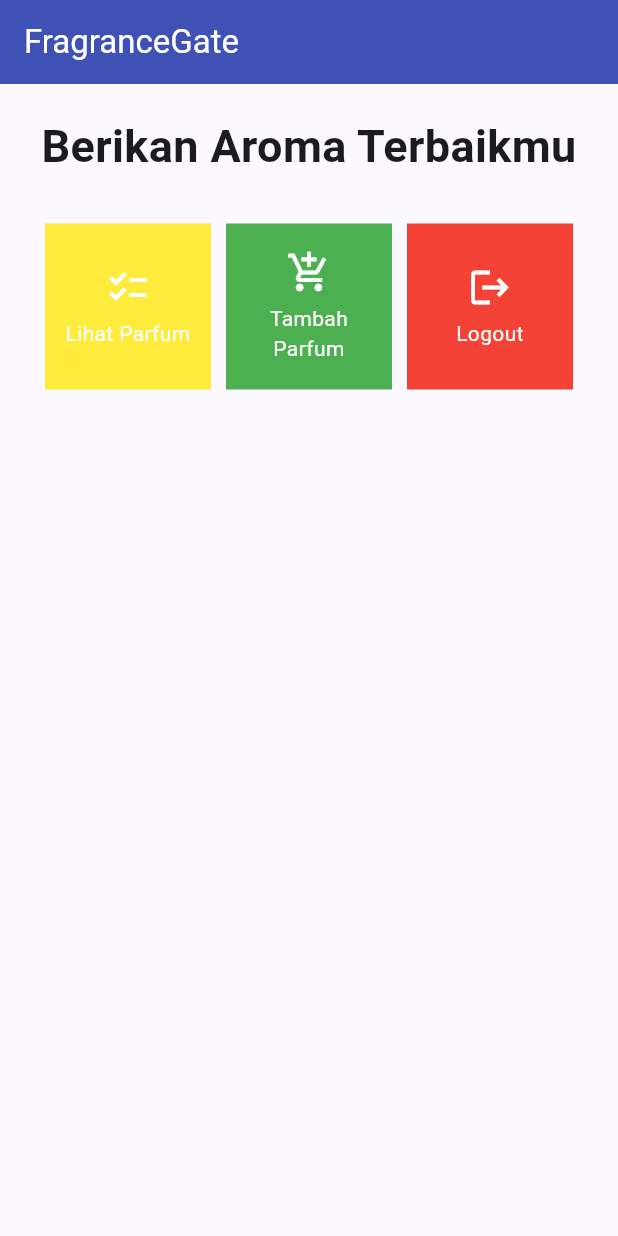
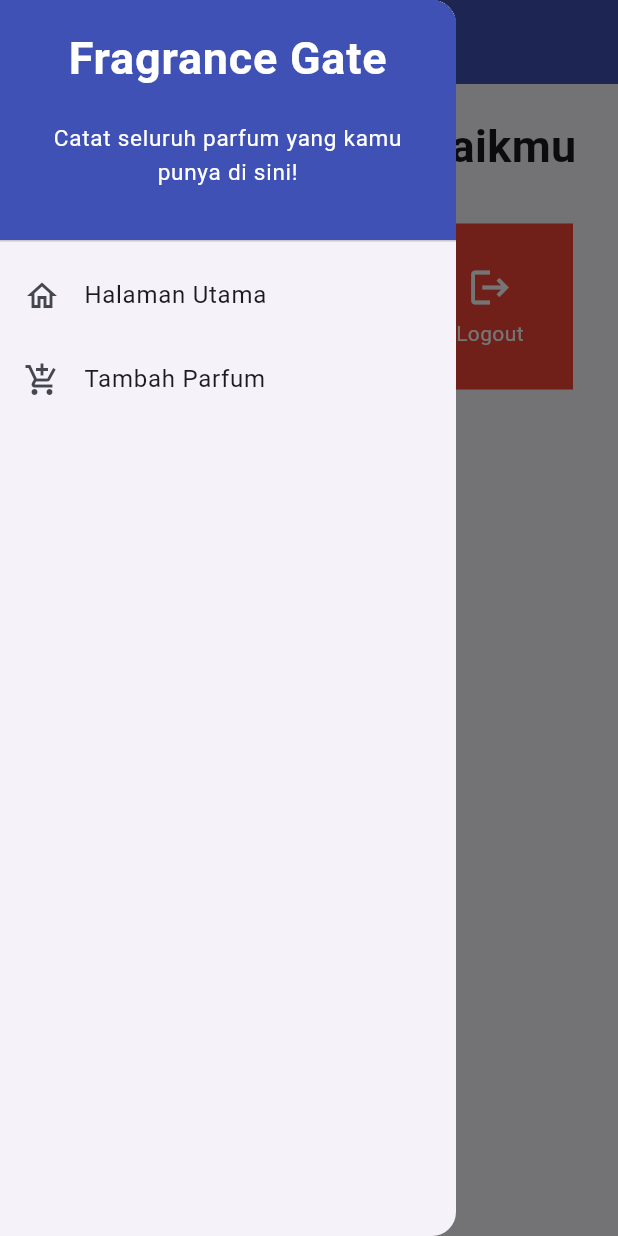
Before and after one commit to yhogaa/FragranceGate, a Flutter app: the screen it shows after launch, with the side drawer open (before the commit the screen has no drawer), on a phone screen of 412 x 824 dp. Run offline on Flutter 3.47's test engine with Material 2 defaults, Android fonts, the phone set to English and light mode, and no system bars.

Commit message:
TUGAS 8 DONE

```diff
--- a/lib/main.dart
+++ b/lib/main.dart
@@ -1,5 +1,5 @@
 import 'package:flutter/material.dart';
-import 'package:inventory_flutter/menu.dart';
+import 'package:inventory_flutter/screens/menu.dart';
 
 void main() {
   runApp(const MyApp());
@@ -12,7 +12,7 @@
   @override
   Widget build(BuildContext context) {
     return MaterialApp(
-      title: 'Flutter Demo',
+      title: 'Fragrance Gate',
       theme: ThemeData(
         // This is the theme of your application.
         //
--- a/lib/menu.dart
+++ b/lib/screens/menu.dart
@@ -1,4 +1,6 @@
 import 'package:flutter/material.dart';
+import 'package:inventory_flutter/widgets/fragrance_card.dart';
+import 'package:inventory_flutter/widgets/left_drawer.dart';
 
 class MyHomePage extends StatelessWidget  {
   MyHomePage({Key? key}) : super(key: key);
@@ -21,12 +23,13 @@
     Widget build(BuildContext context) {
         return Scaffold(
       appBar: AppBar(
-        backgroundColor: Colors.indigo,
         title: const Text(
           'FragranceGate',
-          style: TextStyle(color: Colors.white),
         ),
+        backgroundColor: Colors.indigo,
+        foregroundColor: Colors.white,
       ),
+      drawer: const LeftDrawer(),
       body: SingleChildScrollView(
         // Widget wrapper yang dapat discroll
         child: Padding(
@@ -68,56 +71,3 @@
     }
 
 }
-
-class FragranceItem {
-    final String name;
-    final IconData icon;
-    final Color color;
-
-    FragranceItem(this.name, this.icon, this.color);
-}
-
-class FragranceCard extends StatelessWidget {
-  final FragranceItem item;
-
-  const FragranceCard(this.item, {super.key}); // Constructor
-
-  @override
-  Widget build(BuildContext context) {
-    return Material(
-      color: item.color,
-      child: InkWell(
-        // Area responsive terhadap sentuhan
-        onTap: () {
-          // Memunculkan SnackBar ketika diklik
-          ScaffoldMessenger.of(context)
-            ..hideCurrentSnackBar()
-            ..showSnackBar(SnackBar(
-                content: Text("Kamu telah menekan tombol ${item.name}!")));
-        },
-        child: Container(
-          // Container untuk menyimpan Icon dan Text
-          padding: const EdgeInsets.all(8),
-          child: Center(
-            child: Column(
-              mainAxisAlignment: MainAxisAlignment.center,
-              children: [
-                Icon(
-                  item.icon,
-                  color: Colors.white,
-                  size: 30.0,
-                ),
-                const Padding(padding: EdgeInsets.all(3)),
-                Text(
-                  item.name,
-                  textAlign: TextAlign.center,
-                  style: const TextStyle(color: Colors.white),
-                ),
-              ],
-            ),
-          ),
-        ),
-      ),
-    );
-  }
-}
--- /dev/null
+++ b/lib/widgets/fragrance_card.dart
@@ -0,0 +1,62 @@
+import 'package:flutter/material.dart';
+import 'package:inventory_flutter/screens/fragrancelist_form.dart';
+
+class FragranceItem {
+    final String name;
+    final IconData icon;
+    final Color color;
+
+    FragranceItem(this.name, this.icon, this.color);
+}
+
+class FragranceCard extends StatelessWidget {
+  final FragranceItem item;
+
+  const FragranceCard(this.item, {super.key}); // Constructor
+
+  @override
+  Widget build(BuildContext context) {
+    return Material(
+      color: item.color,
+      child: InkWell(
+        // Area responsive terhadap sentuhan
+        onTap: () {
+          // Memunculkan SnackBar ketika diklik
+          ScaffoldMessenger.of(context)
+            ..hideCurrentSnackBar()
+            ..showSnackBar(SnackBar(
+                content: Text("Kamu telah menekan tombol ${item.name}!")));
+
+          // Navigate ke route yang sesuai (tergantung jenis tombol)
+          if (item.name == "Tambah Parfum") {
+            Navigator.push(context,
+              MaterialPageRoute(builder: (context) => const FragranceFormPage()));
+          }
+
+        },
+        child: Container(
+          // Container untuk menyimpan Icon dan Text
+          padding: const EdgeInsets.all(8),
+          child: Center(
+            child: Column(
+              mainAxisAlignment: MainAxisAlignment.center,
+              children: [
+                Icon(
+                  item.icon,
+                  color: Colors.white,
+                  size: 30.0,
+                ),
+                const Padding(padding: EdgeInsets.all(3)),
+                Text(
+                  item.name,
+                  textAlign: TextAlign.center,
+                  style: const TextStyle(color: Colors.white),
+                ),
+              ],
+            ),
+          ),
+        ),
+      ),
+    );
+  }
+}
--- /dev/null
+++ b/lib/widgets/left_drawer.dart
@@ -0,0 +1,68 @@
+import 'package:flutter/material.dart';
+import 'package:inventory_flutter/screens/menu.dart';
+import 'package:inventory_flutter/screens/fragrancelist_form.dart';
+
+class LeftDrawer extends StatelessWidget {
+  const LeftDrawer({super.key});
+
+  @override
+  Widget build(BuildContext context) {
+    return Drawer(
+      child: ListView(
+        children: [
+          const DrawerHeader(
+            decoration: BoxDecoration(
+              color: Colors.indigo,
+            ),
+            child: Column(
+              children: [
+                Text(
+                  'Fragrance Gate',
+                  textAlign: TextAlign.center,
+                  style: TextStyle(
+                    fontSize: 30,
+                    fontWeight: FontWeight.bold,
+                    color: Colors.white,
+                  ),
+                ),
+                Padding(padding: EdgeInsets.all(10)),
+                  Text("Catat seluruh parfum yang kamu punya di sini!",
+                    textAlign: TextAlign.center,
+                    style: TextStyle(
+                      fontSize: 15,
+                      color: Colors.white,
+                      fontWeight: FontWeight.normal,
+                    ),
+                  ),
+              ],
+            ),
+          ),
+          ListTile(
+            leading: const Icon(Icons.home_outlined),
+            title: const Text('Halaman Utama'),
+            // Bagian redirection ke MyHomePage
+            onTap: () {
+              Navigator.pushReplacement(
+                  context,
+                  MaterialPageRoute(
+                    builder: (context) => MyHomePage(),
+                  ));
+            },
+          ),
+          ListTile(
+            leading: const Icon(Icons.add_shopping_cart),
+            title: const Text('Tambah Parfum'),
+            // Bagian redirection ke FragranceFormPage
+            onTap: () {
+              Navigator.pushReplacement(
+                  context,
+                  MaterialPageRoute(
+                    builder: (context) => const FragranceFormPage(),
+                  ));
+            },
+          )
+        ],
+      ),
+    );
+  }
+}
```
Also changed, not shown: lib/screens/fragrancelist_form.dart (added, +206 -0 lines), 1 other file.
